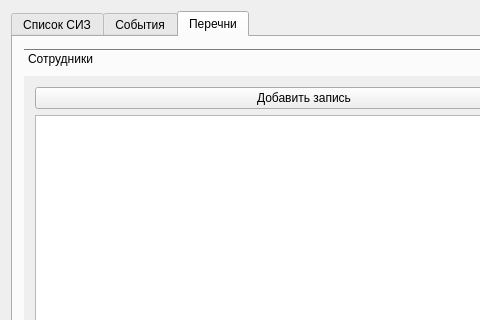
Before: the Qt Designer form mainsizwindow.ui in OpexXXX/SIZ, drawn with Qt 5; both pictures show x 0 to 480 and y 0 to 320 of the 1152 by 701 pixel window.
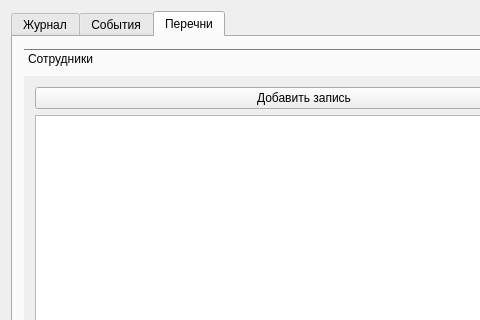
After: the same form once the commit is applied. The open tabs and pages were chosen to show the change. Icons and pictures are not drawn.

What changed in the file:
```diff
--- a/mainsizwindow.ui
+++ b/mainsizwindow.ui
@@ -44,7 +44,7 @@
       </property>
       <widget class="QWidget" name="tab">
        <attribute name="title">
-        <string>Список СИЗ</string>
+        <string>Журнал</string>
        </attribute>
        <layout class="QGridLayout" name="gridLayout_3">
         <item row="0" column="1">
```
Left out of the diff: 12 changed lines with no effect on the pictures.
